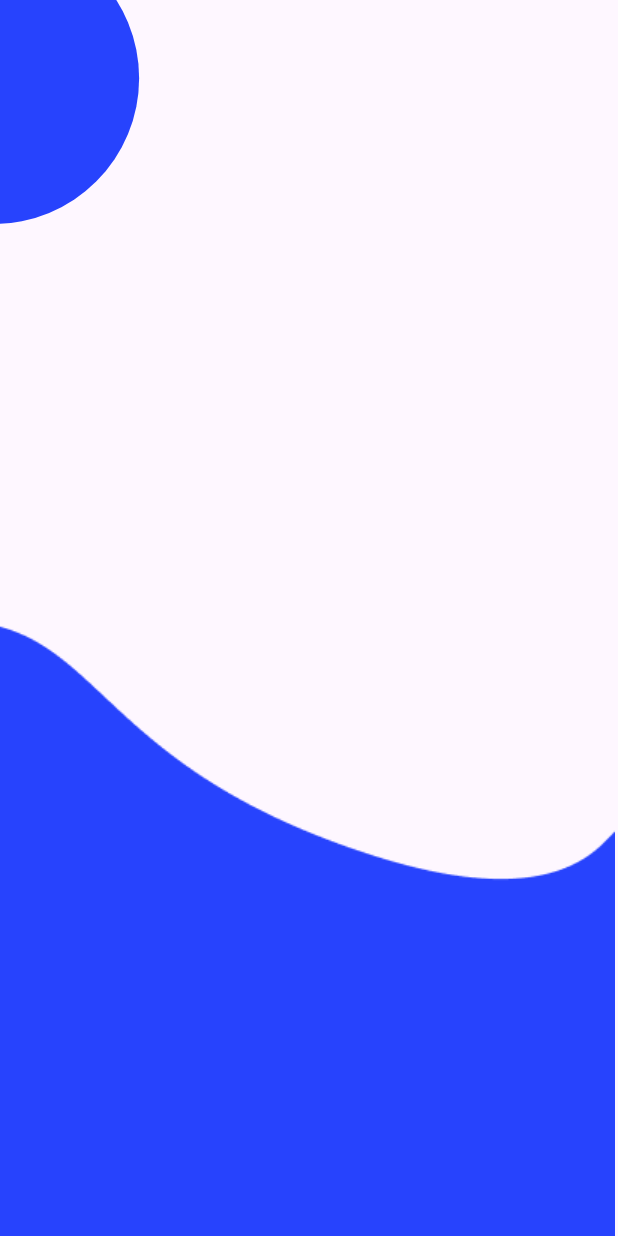
After one commit to mohamedbenhadjer/pay-w-sir, a Flutter app: the onBoarding screen opened directly, on a phone screen of 412 x 824 dp. The commit adds this screen. Run offline on Flutter 3.47's test engine with Material 3 defaults, Android fonts, the phone set to English and light mode, and no system bars; our stand-ins replace flutter_spinkit, flutter_svg.

Commit message:
intro and onboarding
adding the onboarding and the into screen to the app and fixing the logo using an svg form and some fixes

```diff
--- a/paywsir/lib/main.dart
+++ b/paywsir/lib/main.dart
@@ -1,4 +1,7 @@
 import 'package:flutter/material.dart';
+import 'package:paywsir/screens/intro.dart';
+import 'package:paywsir/screens/loadingPage.dart';
+import 'package:paywsir/screens/onBoarding.dart';
 import 'package:paywsir/screens/splashScreen.dart';
 
 void main() {
@@ -19,7 +22,7 @@ class MyApp extends StatelessWidget {
         colorScheme: ColorScheme.fromSeed(seedColor: Colors.deepPurple),
         useMaterial3: true,
       ),
-      home: splashScreen(),
+      home:splashScreen(),
     );
   }
 }
--- /dev/null
+++ b/paywsir/lib/screens/onBoarding.dart
@@ -0,0 +1,44 @@
+import 'package:flutter/material.dart';
+import 'package:flutter_svg/flutter_svg.dart';
+
+class onBoarding extends StatefulWidget {
+  const onBoarding({super.key});
+
+  @override
+  State<onBoarding> createState() => _onBoardingState();
+}
+
+class _onBoardingState extends State<onBoarding> {
+  @override
+  Widget build(BuildContext context) {
+    double _devicewidth = MediaQuery.of(context).size.width;
+    double _deviceheight = MediaQuery.of(context).size.height;
+    return Scaffold(
+      body: PageView.builder(
+          itemCount: 3,
+          itemBuilder: (_, i) {
+            return Stack(
+              children: [
+                Positioned(
+                    bottom: _deviceheight * 0.7904721030042918,
+                    right: _devicewidth * 0.6602325581395349,
+                    child: SvgPicture.asset(
+                      "assets/images/ellipseOnBoarding.svg",
+                      width: _devicewidth * 0.4651162790697674,
+                      height: _deviceheight * 0.2145922746781116,
+                    )),
+                Positioned(
+                    top: _deviceheight * 0.5021459227467811,
+                    right: _devicewidth * -0.2,
+
+                    child: Image.asset(
+                      "assets/images/Rectangle 7.png",
+                      height: _deviceheight * 0.5633047210300429 ,
+                      width: _devicewidth * 1.453488372093023,
+                    ))
+              ],
+            );
+          }),
+    );
+  }
+}
--- a/paywsir/lib/widgets/bigText.dart
+++ b/paywsir/lib/widgets/bigText.dart
@@ -12,6 +12,7 @@ class BigText extends StatelessWidget {
   // Font size of the text. Default is 20.
   double size;
   FontWeight? weight;
+
   // Text overflow behavior. Default is ellipsis.
   TextOverflow overflow;
 
--- a/paywsir/pubspec.yaml
+++ b/paywsir/pubspec.yaml
@@ -19,6 +19,7 @@ dependencies:
 
   cupertino_icons: ^1.0.2
   flutter_spinkit: ^5.2.0
+  flutter_svg: ^2.0.10+1
 
 dev_dependencies:
   flutter_test:
```
Also changed, not shown: paywsir/lib/screens/intro.dart (+77 -1 lines), paywsir/lib/screens/loadingPage.dart (+12 -77 lines), paywsir/lib/screens/splashScreen.dart (+10 -3 lines), paywsir/assets/images/Logo.svg (added), paywsir/assets/images/Plain-credit-card-unscreen 2.svg (added), paywsir/assets/images/Rectangle 4234.png (added), paywsir/assets/images/Rectangle 4234.svg (added), paywsir/assets/images/Rectangle 7.png (added), paywsir/assets/images/Rectangle 7.svg (added), paywsir/assets/images/blueLogo.png (added), paywsir/assets/images/blueLogo.svg (added), paywsir/assets/images/creditcard.gif (added), paywsir/assets/images/edf78889b4fa227ceeff8cd17d38f46c.gif (added), paywsir/assets/images/ellipseOnBoarding.svg (added), 3 more files.
